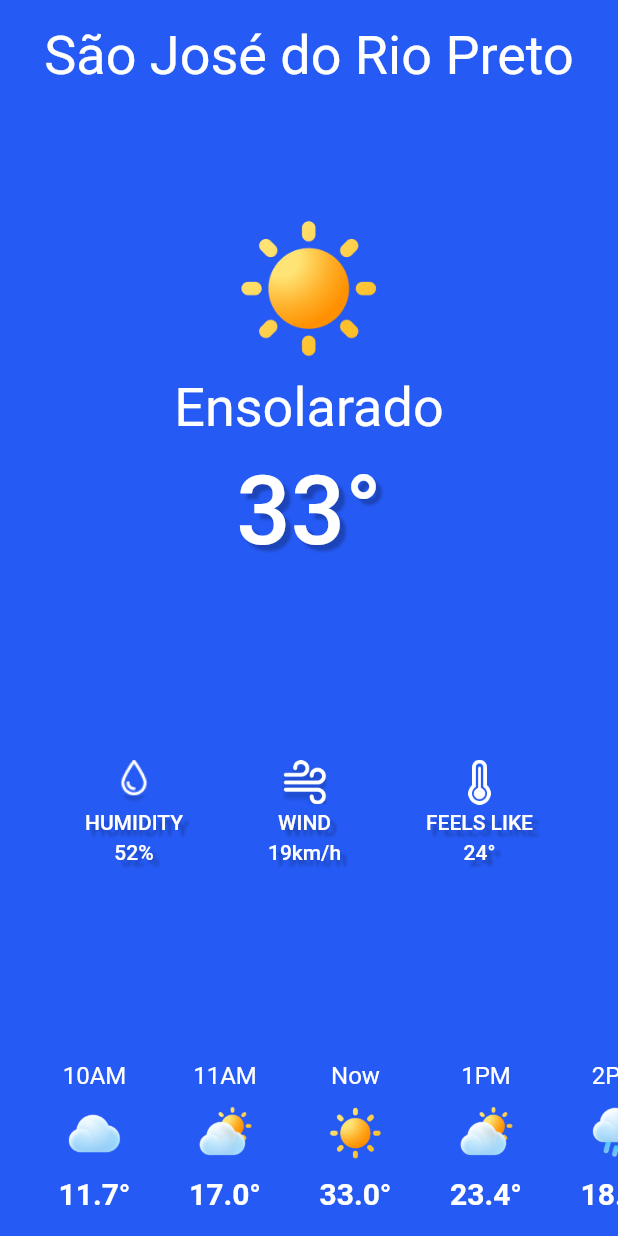
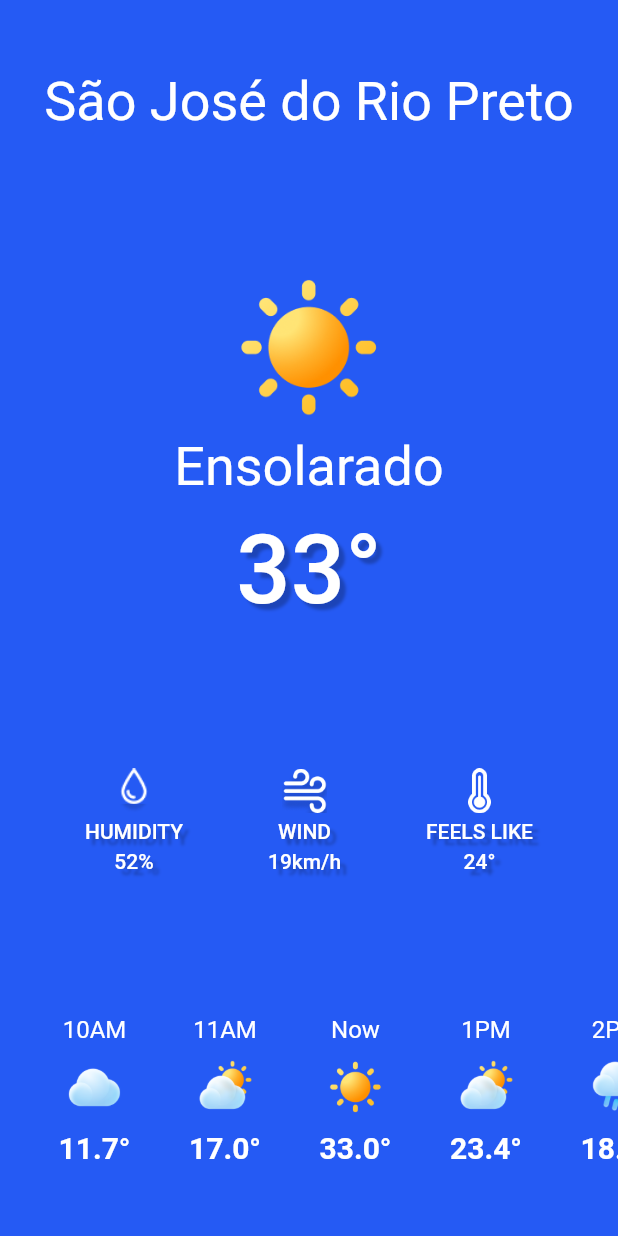
Before and after one commit to denisduarth/weather_app, a Flutter app: the screen it shows after launch, on a phone screen of 412 x 824 dp. Run offline on Flutter 3.47's test engine with Material 2 defaults, Android fonts, the phone set to English and light mode, and no system bars.

Commit message:
Tirando as margens desnecessárias

```diff
--- a/lib/main.dart
+++ b/lib/main.dart
@@ -20,7 +20,6 @@ class WheaterApp extends StatelessWidget {
 
                   Container(
                     height: 234,
-                    margin: EdgeInsets.only(top: 53, bottom: 24),
                     child: Column(
                       mainAxisAlignment: MainAxisAlignment.spaceBetween,
                       children: [
@@ -37,7 +36,6 @@ class WheaterApp extends StatelessWidget {
 
                   Container(
                     height: 70,
-                    margin: EdgeInsets.only(top: 71),
                     child: Row(
                       mainAxisAlignment: MainAxisAlignment.spaceEvenly,
                       children: [
@@ -71,7 +69,6 @@ class WheaterApp extends StatelessWidget {
 
                   Container(
                     height: 100,
-                    margin: EdgeInsets.only(top: 98),
                     child: Expanded(
                       child: ListView(
                         scrollDirection: Axis.horizontal,
```
